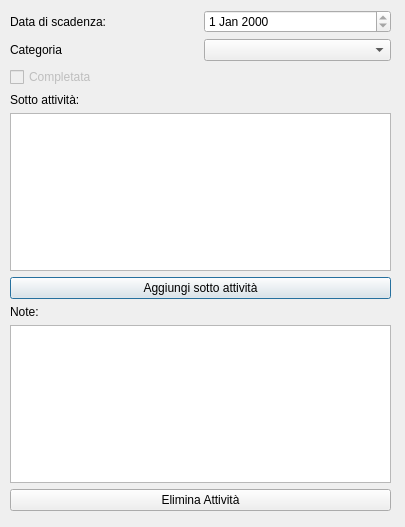
TommasoBotarelli/MyD14ry, file activityview.ui: the form before one commit.
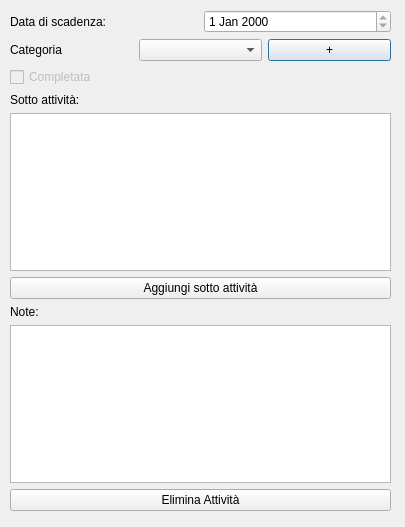
The form after the commit.

Patch:
```diff
--- a/activityview.ui
+++ b/activityview.ui
@@ -53,7 +53,14 @@
          </widget>
         </item>
         <item>
-         <widget class="QComboBox" name="comboBox"/>
+         <widget class="QComboBox" name="categoryComboBox"/>
+        </item>
+        <item>
+         <widget class="QPushButton" name="addCategoryButton">
+          <property name="text">
+           <string>+</string>
+          </property>
+         </widget>
         </item>
        </layout>
       </item>
```
Left out of the diff: 2 changed lines with no effect on the pictures.
